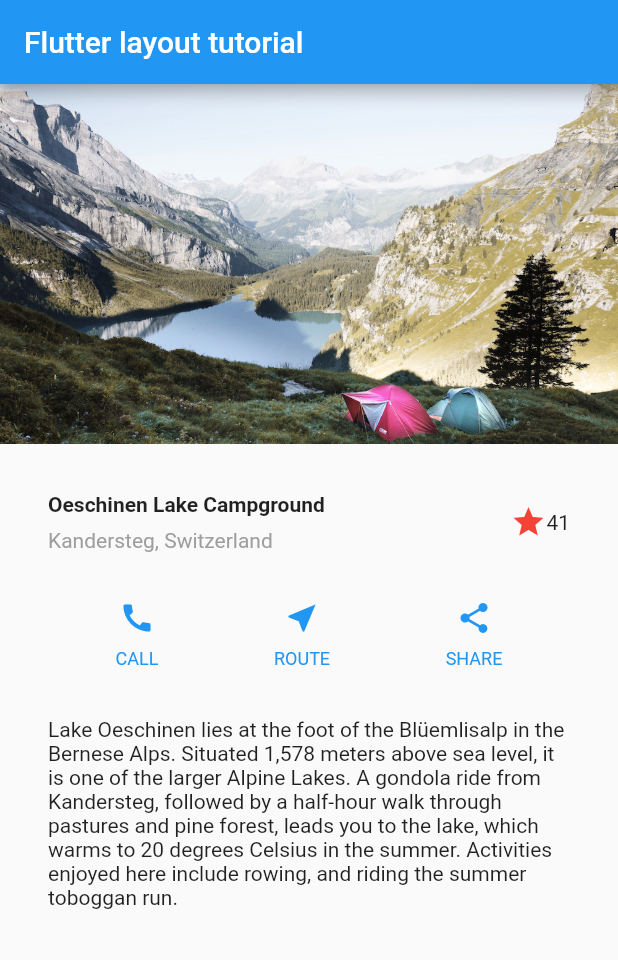
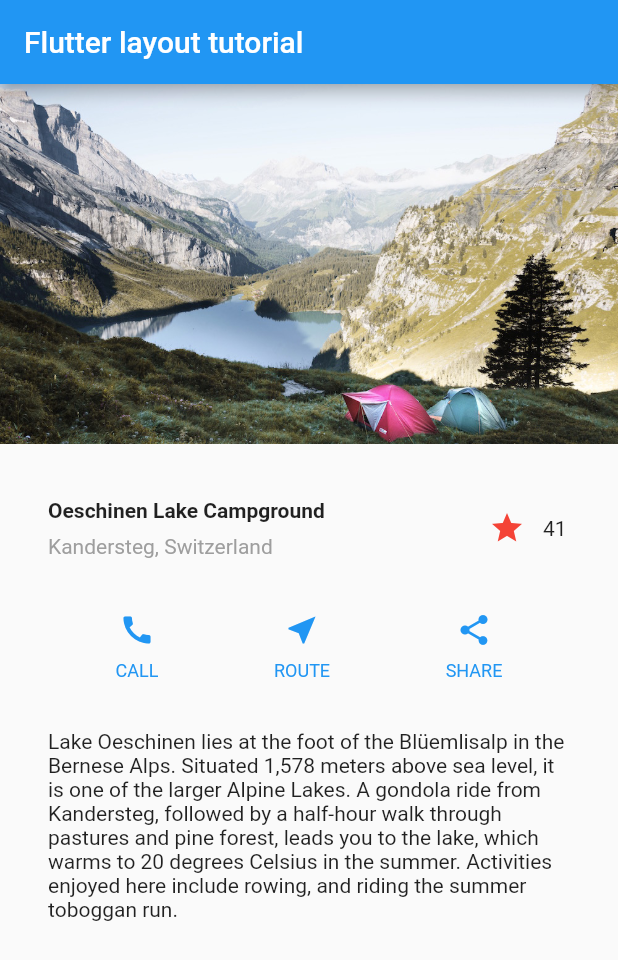
Before and after one commit to steadev/order-management, a Flutter app: the screen it shows after launch, on a phone screen of 412 x 824 dp. Shown: the top 960 px of the screen. Run offline on Flutter 3.47's test engine with Material 2 defaults, Android fonts, the phone set to English and light mode, and no system bars.

Commit message:
feat: add interaction (like)

```diff
--- a/lib/main.dart
+++ b/lib/main.dart
@@ -36,11 +36,7 @@
             ),
           ),
           /*3*/
-          Icon(
-            Icons.star,
-            color: Colors.red[500],
-          ),
-          const Text('41'),
+          FavoriteWidget()
         ],
       ),
     );
@@ -113,3 +109,48 @@
     );
   }
 }
+
+class FavoriteWidget extends StatefulWidget {
+  @override
+  _FavoriteWidgetState createState() => _FavoriteWidgetState();
+}
+
+class _FavoriteWidgetState extends State<FavoriteWidget> {
+  bool _isFavorited = true;
+  int _favoriteCount = 41;
+
+  @override
+  Widget build(BuildContext context) {
+    return Row(
+      mainAxisSize: MainAxisSize.min,
+      children: [
+        Container(
+          padding: const EdgeInsets.all(0),
+          child: IconButton(
+            icon: (_isFavorited ? Icon(Icons.star) : Icon(Icons.star_border)),
+            color: Colors.red[500],
+            onPressed: _toggleFavorite,
+          ),
+        ),
+        SizedBox(
+          width: 18,
+          child: Container(
+            child: Text('$_favoriteCount'),
+          ),
+        ),
+      ],
+    );
+  }
+
+  void _toggleFavorite() {
+    setState(() {
+      if (_isFavorited) {
+        _favoriteCount -= 1;
+        _isFavorited = false;
+      } else {
+        _favoriteCount += 1;
+        _isFavorited = true;
+      }
+    });
+  }
+}
```
